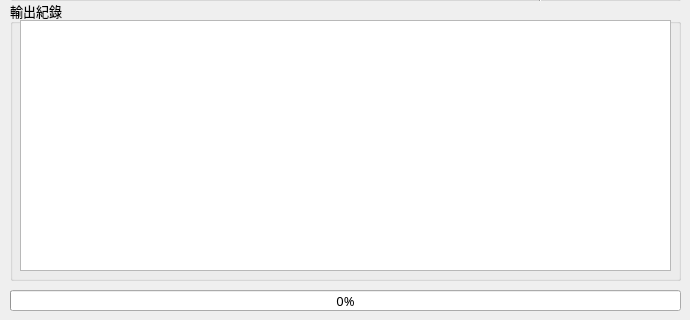
Before: the Qt Designer form Main_Window.ui in cytsai1008-001/Qt-Image-to-Video, drawn with Qt 5; both pictures show x 0 to 690 and y 280 to 600 of the 690 by 600 pixel window.
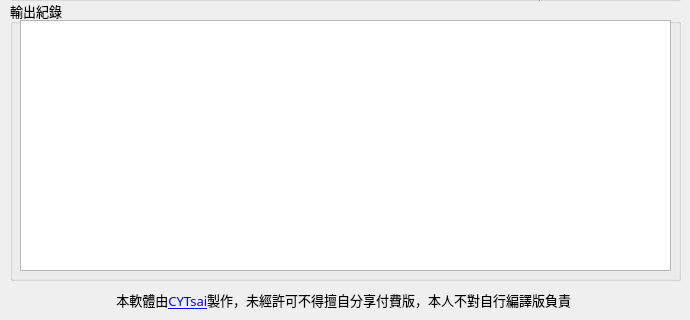
After: the same form once the commit is applied.

The edit to the form file:
```diff
--- a/Main_Window.ui
+++ b/Main_Window.ui
@@ -32,28 +32,6 @@
   <property name="windowTitle">
    <string>Form</string>
   </property>
-  <widget class="QProgressBar" name="Progress">
-   <property name="geometry">
-    <rect>
-     <x>10</x>
-     <y>570</y>
-     <width>671</width>
-     <height>21</height>
-    </rect>
-   </property>
-   <property name="value">
-    <number>0</number>
-   </property>
-   <property name="orientation">
-    <enum>Qt::Horizontal</enum>
-   </property>
-   <property name="invertedAppearance">
-    <bool>false</bool>
-   </property>
-   <property name="textDirection">
-    <enum>QProgressBar::TopToBottom</enum>
-   </property>
-  </widget>
   <widget class="QGroupBox" name="SettingGroup">
    <property name="geometry">
     <rect>
@@ -383,6 +361,24 @@
     </property>
    </widget>
   </widget>
+     <widget class="QLabel" name="label">
+         <property name="geometry">
+             <rect>
+                 <x>10</x>
+                 <y>570</y>
+                 <width>671</width>
+                 <height>21</height>
+             </rect>
+         </property>
+         <property name="text">
+             <string>&lt;html&gt;&lt;head/&gt;&lt;body&gt;&lt;p&gt;本軟體由&lt;a href=&quot;http://github.com/cytsai1008&quot;&gt;&lt;span
+                 style=&quot; text-decoration: underline; color:#0000ff;&quot;&gt;CYTsai&lt;/span&gt;&lt;/a&gt;製作，未經許可不得擅自分享付費版，本人不對自行編譯版負責&lt;/p&gt;&lt;/body&gt;&lt;/html&gt;
+             </string>
+         </property>
+         <property name="alignment">
+             <set>Qt::AlignCenter</set>
+         </property>
+     </widget>
  </widget>
  <resources/>
  <connections/>
```
Lines whose indentation alone changed are shown as unchanged.
